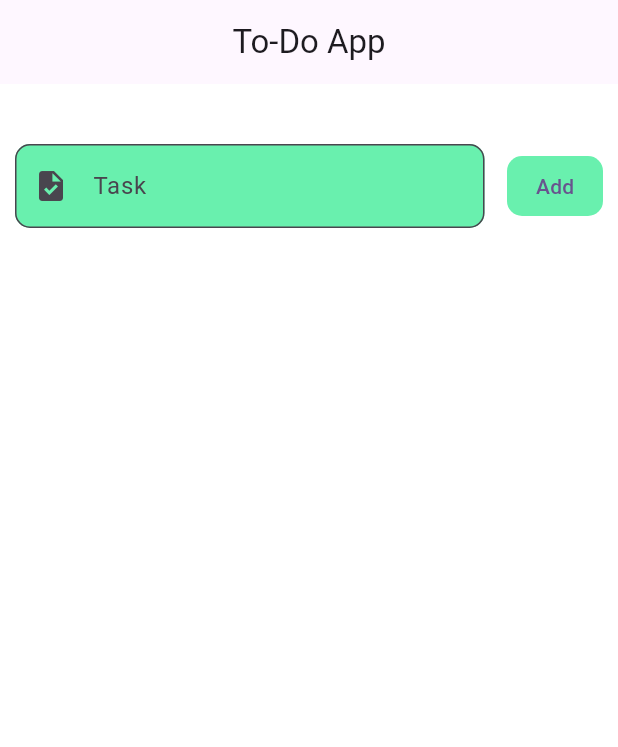
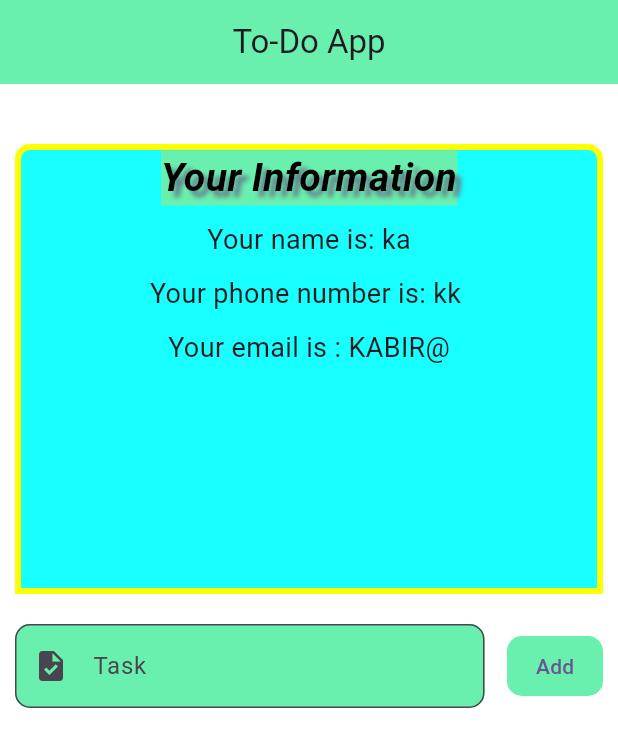
Before and after one commit to mdrazaulkabir/to_do_app, a Flutter app: the screen it shows after launch, on a phone screen of 412 x 824 dp. Shown: the top 747 px of the screen. Run offline on Flutter 3.47's test engine with Material 3 defaults, Android fonts, the phone set to English and light mode, and no system bars.

Commit message:
this is five commit

```diff
--- a/lib/login.dart
+++ b/lib/login.dart
@@ -148,7 +148,7 @@ class _loginState extends State<login> {
                     onPressed: () {
                       if (formkey.currentState!.validate()) {
                         Navigator.push(context,
-                            MaterialPageRoute(builder: (context) => toDoApp()));
+                            MaterialPageRoute(builder: (context) => toDoApp(name: "kabir",phone: "2123",gmail: "kabir@",)));
                       }
                     },
                     style: OutlinedButton.styleFrom(
--- a/lib/main.dart
+++ b/lib/main.dart
@@ -35,7 +35,7 @@ class MyApp extends StatelessWidget {
         colorScheme: ColorScheme.fromSeed(seedColor: Colors.deepPurple),
         useMaterial3: true,
       ),
-      home: toDoApp(),
+      home: toDoApp(name: "ka", phone: "kk", gmail: "KABIR@"),
     );
   }
 }
--- a/lib/toDoApp.dart
+++ b/lib/toDoApp.dart
@@ -1,7 +1,8 @@
 import 'package:flutter/material.dart';
 
 class toDoApp extends StatefulWidget {
-  const toDoApp({super.key});
+  final String name,phone,gmail;
+  const toDoApp({super.key,required this.name,required this.phone,required this.gmail});
 
   @override
   State<toDoApp> createState() => _toDoAppState();
@@ -18,19 +19,64 @@ class _toDoAppState extends State<toDoApp> {
   Widget build(BuildContext context) {
     return Scaffold(
       backgroundColor: Colors.white70,
+      resizeToAvoidBottomInset: true,
       appBar: AppBar(
         title: Text(
           "To-Do App",
         ),
         centerTitle: true,
+        backgroundColor: Colors.greenAccent,
       ),
-      body: Padding(
+      body: SingleChildScrollView(
+        child: Padding(
           padding: const EdgeInsets.all(10),
           child: Column(
             mainAxisAlignment: MainAxisAlignment.start,
             children: [
               SizedBox(
                 height: 30,
+              ),
+              Container(
+                height: 300,
+                width: double.infinity,
+                decoration: BoxDecoration(
+                    color: Colors.cyanAccent,
+                    borderRadius: BorderRadius.only(
+                        topLeft: Radius.circular(10),
+                        topRight: Radius.circular(10)),
+                    border: Border.all(color: Colors.yellowAccent, width: 4)),
+                child: Column(
+                  mainAxisAlignment: MainAxisAlignment.start,
+                  children: [
+                    Text(
+                      "Your Information",
+                      style: TextStyle(
+                          fontWeight: FontWeight.bold,
+                          fontStyle: FontStyle.italic,
+                          fontSize: 26,
+                          backgroundColor: Colors.greenAccent,
+                          color: Colors.black,
+                          shadows: [
+                            BoxShadow(offset: Offset(4, 4), blurRadius: 4,color:Colors.blueGrey)
+                          ]),
+                    ),
+                    SizedBox(
+                      height: 10,
+                    ),
+                    Text("Your name is: ${widget.name}",style: TextStyle(fontSize: 18),),
+                    SizedBox(
+                      height: 10,
+                    ),
+                    Text("Your phone number is: ${widget.phone} ",style: TextStyle(fontSize: 18),),
+                    SizedBox(
+                      height: 10,
+                    ),
+                    Text("Your email is : ${widget.gmail}",style: TextStyle(fontSize: 18),),
+                  ],
+                ),
+              ),
+              SizedBox(
+                height: 20,
               ),
               Row(
                 mainAxisAlignment: MainAxisAlignment.start,
@@ -82,9 +128,10 @@ class _toDoAppState extends State<toDoApp> {
                 height: 15,
               ),
 
-            Expanded(
+              SizedBox(height: 300,
                 child: ListView.builder(
-                  itemCount: Task.length, itemBuilder: (context, index) {
+                    itemCount: Task.length,
+                    itemBuilder: (context, index) {
                       return ListTile(
                           title: Text(Task[index]),
                           //leading: Icon(Icons.delete),
@@ -97,13 +144,12 @@ class _toDoAppState extends State<toDoApp> {
                               icon: Icon(Icons.delete)),
                           shape: RoundedRectangleBorder(
                             borderRadius: BorderRadius.circular(10),
-                          side: BorderSide(color: Colors.greenAccent, width: 5),
+                            side: BorderSide(color: Colors.redAccent, width: 5),
                           ));
                     }),
               ),
-
-
             ],
+          ),
         ),
       ),
     );
```
Also changed, not shown: lib/signUp.dart (+42 -7 lines). Lines whose indentation alone changed are shown as unchanged.
